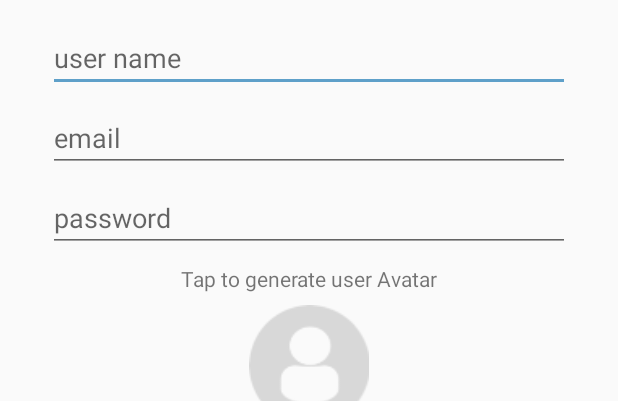
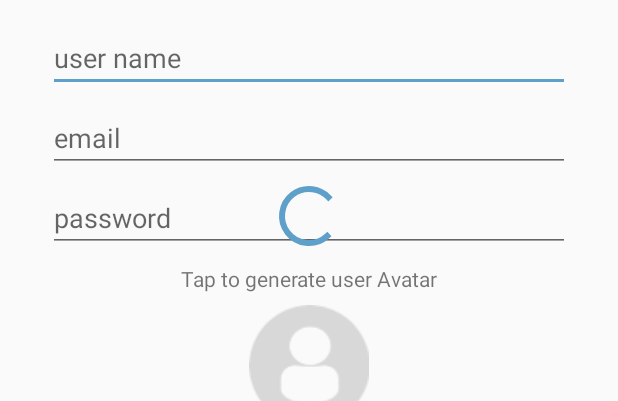
Before and after one commit to FlashThePlayer/Smack, an Android app: the layout activity_create_user.xml on its own in the app's theme, with its tools: preview values and no code run, on a phone screen of 412 x 824 dp. Shown: the top 401 px of the screen. Run offline under Robolectric (Android 15) with nearby library versions, the phone set to English and light mode, and no system bars.

Commit message:
lesson 8.2 commit

```diff
--- a/app/src/main/java/com/example/timuc/smack/Controller/LoginActivity.kt
+++ b/app/src/main/java/com/example/timuc/smack/Controller/LoginActivity.kt
@@ -16,6 +16,7 @@ class LoginActivity : AppCompatActivity() {
     fun loginCreateUserBtnClicked(view: View){
         val createUserIntent = Intent(this, CreateUserActivity::class.java)
         startActivity(createUserIntent)
+        finish()
     }
 
     fun loginLoginBtnClicked(view: View){
--- a/app/src/main/java/com/example/timuc/smack/Utilities/Constants.kt
+++ b/app/src/main/java/com/example/timuc/smack/Utilities/Constants.kt
@@ -5,3 +5,5 @@ const val BASE_URL ="https://slackchat5.herokuapp.com/v1/"
 const val URL_REGISTER = "${BASE_URL}account/register"
 const val URL_LOGIN = "${BASE_URL}account/login"
 const val URL_CREATE_USER = "${BASE_URL}user/add"
+
+const val BROADCAST_USER_DATA_CHANGE = "BORADCAST_USER_DATA_CHANGE"
--- a/app/src/main/res/layout/activity_create_user.xml
+++ b/app/src/main/res/layout/activity_create_user.xml
@@ -108,4 +108,16 @@
             app:layout_constraintEnd_toEndOf="parent"
             android:layout_marginEnd="32dp"
             android:hint="password"/>
+
+    <ProgressBar
+            style="?android:attr/progressBarStyle"
+            android:layout_width="wrap_content"
+            android:layout_height="wrap_content"
+            android:id="@+id/createSpinner"
+            android:layout_marginBottom="8dp"
+            app:layout_constraintBottom_toTopOf="@+id/textView2"
+            app:layout_constraintEnd_toEndOf="parent"
+            android:layout_marginEnd="8dp"
+            app:layout_constraintStart_toStartOf="parent"
+            android:layout_marginStart="8dp"/>
 </android.support.constraint.ConstraintLayout>
```
Also changed, not shown: app/src/main/java/com/example/timuc/smack/Controller/CreateUserActivity.kt (+42 -6 lines), app/src/main/java/com/example/timuc/smack/Controller/MainActivity.kt (+38 -2 lines), app/src/main/java/com/example/timuc/smack/Services/UserDataService.kt (+32 -0 lines).
